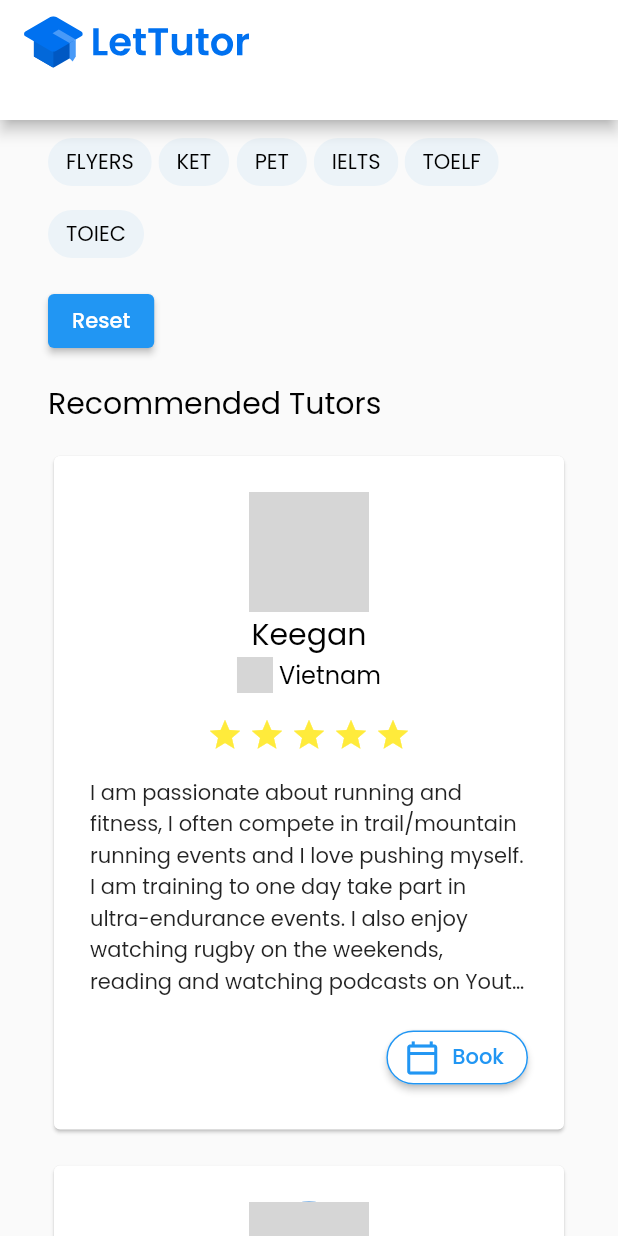
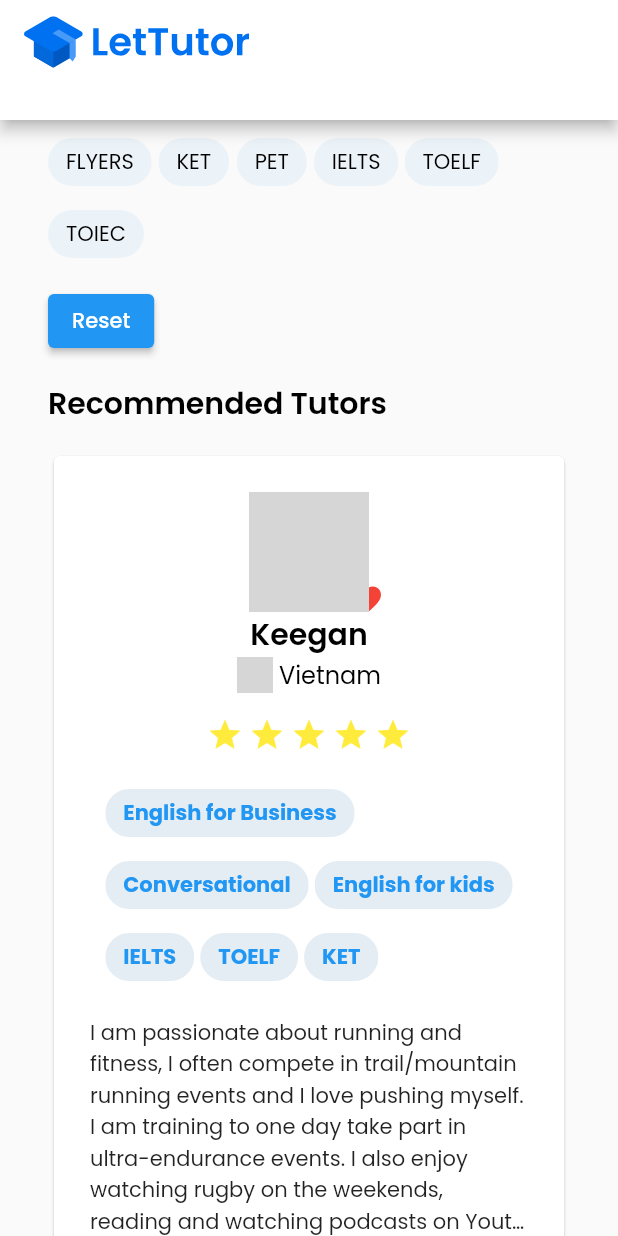
Before and after one commit to trantrunghieu0409/tutor_flutter_app, a Flutter app: the screen it shows after launch, scrolled down 576 dp, on a phone screen of 412 x 824 dp. Run offline on Flutter 3.47's test engine with Material 2 defaults, Android fonts, the phone set to English and light mode, and no system bars; our stand-ins replace flutter_svg, google_fonts; network calls fail; grey boxes are pictures that could not be loaded.

Commit message:
feat: update card

```diff
--- a/lib/core/constants/common_nation.dart
+++ b/lib/core/constants/common_nation.dart
@@ -5,6 +5,7 @@ class CommonNation {
 
   static const vietnam = Nation("Vietnam", "icons/flags/svg/vn.svg");
   static const philpines = Nation("Philipines", "icons/flags/svg/fi.svg");
+  static const taiwan = Nation("Taiwan", "icons/flags/svg/eu.svg");
 }
 
 class Nation {
--- a/lib/core/constants/common_text_style.dart
+++ b/lib/core/constants/common_text_style.dart
@@ -13,6 +13,9 @@ class CommonTextStyle {
   static const h1Black =
       TextStyle(fontSize: 28, fontWeight: FontWeight.bold, color: Colors.black);
 
-  static const h2Black = TextStyle(fontSize: 20, color: Colors.black);
+  static const h2Black =
+      TextStyle(fontSize: 20, color: Colors.black, fontWeight: FontWeight.w600);
   static const bodyBlack = TextStyle(fontSize: 16, color: Colors.black);
+  static const bodyItalicBlack =
+      TextStyle(fontSize: 16, color: Colors.black, fontStyle: FontStyle.italic);
 }
--- a/lib/features/tutorList/data/datasources/tutor_datasource.dart
+++ b/lib/features/tutorList/data/datasources/tutor_datasource.dart
@@ -1,4 +1,6 @@
+import 'package:flutter/foundation.dart';
 import 'package:tutor_flutter_app/core/constants/common_nation.dart';
+import 'package:tutor_flutter_app/features/tutorList/data/models/category.dart';
 import 'package:tutor_flutter_app/features/tutorList/data/models/tutor.dart';
 
 List<Tutor> tutors = [
@@ -7,11 +9,53 @@ List<Tutor> tutors = [
       'https://api.app.lettutor.com/avatar/4d54d3d7-d2a9-42e5-97a2-5ed38af5789aavatar1627913015850.00',
       CommonNation.vietnam,
       5,
-      'I am passionate about running and fitness, I often compete in trail/mountain running events and I love pushing myself. I am training to one day take part in ultra-endurance events. I also enjoy watching rugby on the weekends, reading and watching podcasts on Youtube. My most memorable life experience would be living in and traveling around Southeast Asia.'),
+      [
+        CategoryEnum.englishForBusiness.value,
+        CategoryEnum.conversational.value,
+        CategoryEnum.englishForKids.value,
+        CategoryEnum.ielts.value,
+        CategoryEnum.toelf.value,
+        CategoryEnum.ket.value
+      ],
+      'I am passionate about running and fitness, I often compete in trail/mountain running events and I love pushing myself. I am training to one day take part in ultra-endurance events. I also enjoy watching rugby on the weekends, reading and watching podcasts on Youtube. My most memorable life experience would be living in and traveling around Southeast Asia.',
+      true),
   Tutor(
       'April Baldo',
       'https://api.app.lettutor.com/avatar/83802576-70fe-4394-b27a-3d9e8b50f1b7avatar1649512219387.jpg',
       CommonNation.philpines,
       3,
-      'Hello! My name is April Baldo, you can just call me Teacher April. I am an English teacher and currently teaching in senior high school. I have been teaching grammar and literature for almost 10 years. I am fond of reading and teaching literature as one way of knowing one’s beliefs and culture. I am friendly and full of positivity. I love teaching because I know each student has something to bring on. Molding them to become an individual is a great success.')
+      [
+        CategoryEnum.englishForBusiness.value,
+        CategoryEnum.conversational.value,
+        CategoryEnum.englishForKids.value,
+        CategoryEnum.toelf.value,
+        CategoryEnum.ket.value,
+        CategoryEnum.staters.value,
+      ],
+      'Hello! My name is April Baldo, you can just call me Teacher April. I am an English teacher and currently teaching in senior high school. I have been teaching grammar and literature for almost 10 years. I am fond of reading and teaching literature as one way of knowing one’s beliefs and culture. I am friendly and full of positivity. I love teaching because I know each student has something to bring on. Molding them to become an individual is a great success.',
+      true),
+  Tutor(
+      'Jill Leano',
+      'https://api.app.lettutor.com/avatar/e9e3eeaa-a588-47c4-b4d1-ecfa190f63faavatar1632109929661.jpg',
+      CommonNation.philpines,
+      0,
+      [
+        CategoryEnum.ielts.value,
+        CategoryEnum.toelf.value,
+        CategoryEnum.ket.value
+      ],
+      "Hi, My name is Jill I am an experienced English Teacher from Philippine. I would like to share my enthusiasm with the learners in this platform. I've been working with diverse learners of all levels for many years. I am greatly passionate about about profession. I love teaching because I can help others improve their skills and it gives me joy and excitement meeting different learners around the world. In my class I worked with wonderful enthusiasm and positivity, and I'm happy to focus on my learner's goal.",
+      false),
+  Tutor(
+      'Joan Gacer',
+      'https://api.app.lettutor.com/avatar/8c4e58c4-e9d1-4353-b64d-41b573c5a3e9avatar1632284832414.jpg',
+      CommonNation.taiwan,
+      3,
+      [
+        CategoryEnum.toelf.value,
+        CategoryEnum.staters.value,
+        CategoryEnum.conversational.value
+      ],
+      "I was a customer service sales executive for 3 years before I become an ESL teacher I am trained to deliver excellent service to my clients so I can help you with business English dealing with customers or in sales-related jobs and a lot more, I also love to teach beginner, intermediate and advance I speak slowly and clearly so that the student can easily follow my instructions and pronunciation. In my class, I want environment-friendly fun and engaging I have many activities designed to help your enthusiasm in learning the language. I'm so excited to meet you in one of my classes let us have fun while learning English. See you there.",
+      false)
 ];
--- /dev/null
+++ b/lib/features/tutorList/data/models/category.dart
@@ -0,0 +1,18 @@
+enum CategoryEnum {
+  all("All"),
+  englishForKids("English for kids"),
+  englishForBusiness("English for Business"),
+  conversational("Conversational"),
+  staters("STARTERES"),
+  movers("MOVERS"),
+  flyers("FLYERS"),
+  ket("KET"),
+  pet("PET"),
+  ielts("IELTS"),
+  toelf("TOELF"),
+  toiec("TOIEC");
+
+  final String value;
+
+  const CategoryEnum(this.value);
+}
--- a/lib/features/tutorList/data/models/tutor.dart
+++ b/lib/features/tutorList/data/models/tutor.dart
@@ -2,13 +2,16 @@ import 'package:flutter/material.dart';
 import 'package:tutor_flutter_app/core/constants/common_nation.dart';
 
 class Tutor {
-  Tutor(this.name, this.avatar, this.nation, this.stars, this.description);
+  Tutor(this.name, this.avatar, this.nation, this.stars, this.categories,
+      this.description, this.isFavorite);
 
   String name;
   String avatar;
   Nation nation;
   int stars;
+  List<String> categories;
   String description;
+  bool isFavorite;
 
   getAvatar() {
     return Image.network(avatar);
--- a/lib/features/tutorList/presentation/widgets/input_chip_list.dart
+++ b/lib/features/tutorList/presentation/widgets/input_chip_list.dart
@@ -45,15 +45,14 @@ class _InputChipListState extends State<InputChipList> {
                       selectedIndex = selected ? index : null;
                     });
                   },
-                  backgroundColor: Color.fromARGB(255, 236, 243, 248),
-                  selectedColor: Color.fromARGB(255, 228, 237, 244),
+                  backgroundColor: const Color.fromARGB(255, 236, 243, 248),
+                  selectedColor: const Color.fromARGB(255, 228, 237, 244),
                   labelStyle: TextStyle(
                       fontWeight: selectedIndex == index
                           ? FontWeight.w700
                           : FontWeight.normal,
-                      color: selectedIndex == index
-                          ? Color.fromARGB(255, 7, 77, 199)
-                          : Colors.black),
+                      color:
+                          selectedIndex == index ? Colors.blue : Colors.black),
                 );
               },
             ).toList(),
--- a/lib/features/tutorList/presentation/widgets/tutor_card.dart
+++ b/lib/features/tutorList/presentation/widgets/tutor_card.dart
@@ -12,9 +12,32 @@ class TutorCard extends StatelessWidget {
       child: Padding(
         padding: const EdgeInsets.all(24.0),
         child: Column(children: [
-          CircleAvatar(
+          Stack(
+            alignment: Alignment.center,
+            children: [
+              Align(
+                alignment: Alignment.center,
+                child: CircleAvatar(
                   radius: 40,
                   backgroundImage: NetworkImage(tutor.avatar),
+                ),
+              ),
+              Positioned(
+                right: 72,
+                top: 48,
+                child: TextButton.icon(
+                    onPressed: () {
+                      tutor.isFavorite = !tutor.isFavorite;
+                    },
+                    icon: tutor.isFavorite
+                        ? const Icon(
+                            Icons.favorite,
+                            color: Colors.red,
+                          )
+                        : const Icon(Icons.favorite_outline, color: Colors.red),
+                    label: const Text("")),
+              ),
+            ],
           ),
           Text(
             tutor.name,
@@ -38,12 +61,40 @@ class TutorCard extends StatelessWidget {
           ),
           Wrap(
               spacing: 4,
-              children: List<Icon>.generate(
+              children: tutor.stars > 0
+                  ? List<Icon>.generate(
                       tutor.stars,
                       (index) => const Icon(
                             Icons.star,
                             color: Colors.yellow,
-                      ))),
+                          ))
+                  : [
+                      const Text("No reviews yet!",
+                          style: CommonTextStyle.bodyItalicBlack)
+                    ]),
+          const SizedBox(
+            height: 16,
+          ),
+          SizedBox(
+            child: Column(children: <Widget>[
+              Wrap(
+                spacing: 4.0,
+                children: List<Widget>.generate(
+                  tutor.categories.length,
+                  (int index) {
+                    return ChoiceChip(
+                      label: Text(tutor.categories[index]),
+                      selectedColor: const Color.fromARGB(255, 228, 237, 244),
+                      selected: true,
+                      onSelected: (bool value) => {},
+                      labelStyle: const TextStyle(
+                          fontWeight: FontWeight.w700, color: Colors.blue),
+                    );
+                  },
+                ).toList(),
+              )
+            ]),
+          ),
           const SizedBox(
             height: 16,
           ),
--- a/lib/features/tutorList/presentation/widgets/tutor_list.dart
+++ b/lib/features/tutorList/presentation/widgets/tutor_list.dart
@@ -1,6 +1,4 @@
 import 'package:flutter/material.dart';
-import 'package:flutter/src/widgets/framework.dart';
-import 'package:flutter/src/widgets/placeholder.dart';
 import 'package:tutor_flutter_app/features/tutorList/data/datasources/tutor_datasource.dart';
 import 'package:tutor_flutter_app/features/tutorList/presentation/widgets/tutor_card.dart';
 
--- a/lib/main.dart
+++ b/lib/main.dart
@@ -1,5 +1,4 @@
 import 'package:flutter/material.dart';
-import 'package:tutor_flutter_app/features/login/presentation/pages/login_page.dart';
 import 'package:google_fonts/google_fonts.dart';
 import 'package:tutor_flutter_app/features/tutorList/presentation/pages/tutor_list_page.dart';
 
```
Lines whose indentation alone changed are shown as unchanged.
